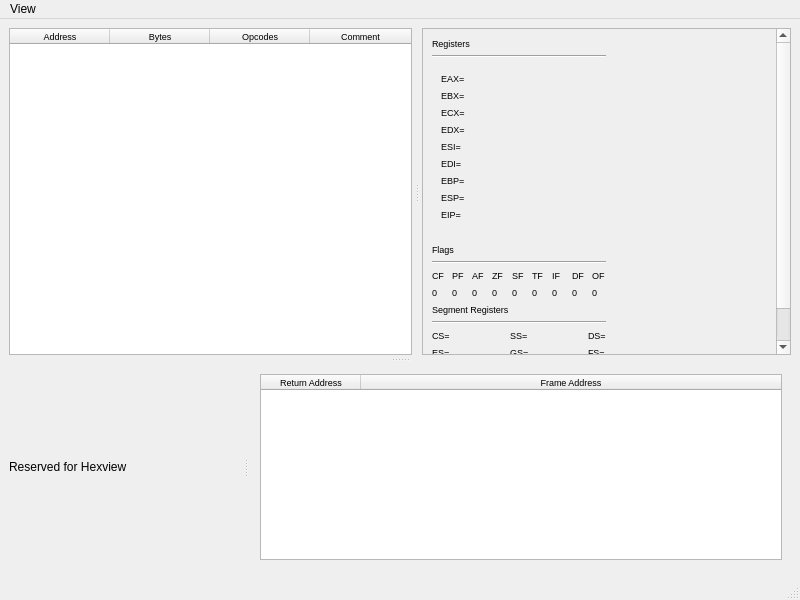
Before: the Qt Designer form GUI/memoryviewerwindow.ui in korcankaraokcu/PINCE, drawn with Qt 5.
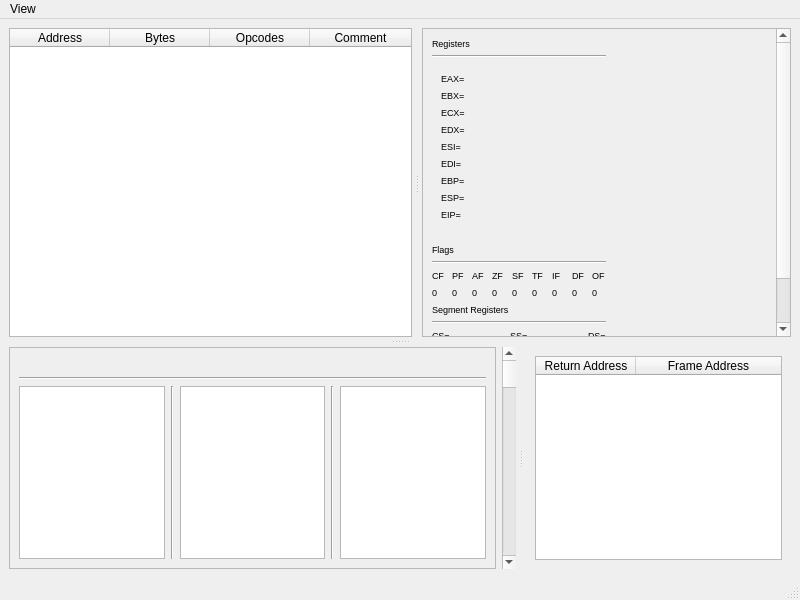
After: the same form once the commit is applied. The open tabs and pages were chosen to show the change. Custom widgets are drawn as their Qt base class.

Commit message: Added Basic HexView Generalized some code and filenames

```diff
--- a/GUI/memoryviewerwindow.ui
+++ b/GUI/memoryviewerwindow.ui
@@ -47,7 +47,7 @@
             <widget class="QTableWidget" name="tableWidget_Disassemble">
              <property name="font">
               <font>
-               <pointsize>7</pointsize>
+               <pointsize>9</pointsize>
               </font>
              </property>
              <property name="editTriggers">
@@ -113,8 +113,8 @@
                <rect>
                 <x>0</x>
                 <y>0</y>
-                <width>347</width>
-                <height>423</height>
+                <width>344</width>
+                <height>411</height>
                </rect>
               </property>
               <layout class="QGridLayout" name="gridLayout_8">
@@ -1038,9 +1038,85 @@
          <widget class="QWidget" name="widget_HexView" native="true">
           <layout class="QGridLayout" name="gridLayout">
            <item row="0" column="0">
-            <widget class="QLabel" name="label">
-             <property name="text">
-              <string>Reserved for Hexview</string>
+            <widget class="QScrollArea" name="scrollArea_Hex">
+             <property name="widgetResizable">
+              <bool>true</bool>
+             </property>
+             <widget class="QWidget" name="scrollAreaWidgetContents_2">
+              <property name="geometry">
+               <rect>
+                <x>0</x>
+                <y>0</y>
+                <width>472</width>
+                <height>196</height>
+               </rect>
+              </property>
+              <layout class="QGridLayout" name="gridLayout_11">
+               <item row="2" column="0">
+                <layout class="QHBoxLayout" name="horizontalLayout_5">
+                 <item>
+                  <widget class="QListWidget" name="listWidget_HexView_Address"/>
+                 </item>
+                 <item>
+                  <widget class="Line" name="line_5">
+                   <property name="orientation">
+                    <enum>Qt::Vertical</enum>
+                   </property>
+                  </widget>
+                 </item>
+                 <item>
+                  <widget class="QHexView" name="tableView_HexView_Hex"/>
+                 </item>
+                 <item>
+                  <widget class="Line" name="line_4">
+                   <property name="orientation">
+                    <enum>Qt::Vertical</enum>
+                   </property>
+                  </widget>
+                 </item>
+                 <item>
+                  <widget class="QAsciiView" name="tableView_HexView_Ascii"/>
+                 </item>
+                 <item>
+                  <spacer name="horizontalSpacer_4">
+                   <property name="orientation">
+                    <enum>Qt::Horizontal</enum>
+                   </property>
+                   <property name="sizeHint" stdset="0">
+                    <size>
+                     <width>40</width>
+                     <height>20</height>
+                    </size>
+                   </property>
+                  </spacer>
+                 </item>
+                </layout>
+               </item>
+               <item row="0" column="0">
+                <widget class="QLabel" name="label_HexView_Information">
+                 <property name="text">
+                  <string/>
+                 </property>
+                </widget>
+               </item>
+               <item row="1" column="0">
+                <widget class="Line" name="line_6">
+                 <property name="orientation">
+                  <enum>Qt::Horizontal</enum>
+                 </property>
+                </widget>
+               </item>
+              </layout>
+              <zorder></zorder>
+              <zorder>label_HexView_Information</zorder>
+              <zorder>line_6</zorder>
+             </widget>
+            </widget>
+           </item>
+           <item row="0" column="1">
+            <widget class="QScrollBar" name="verticalScrollBar_HexView">
+             <property name="orientation">
+              <enum>Qt::Vertical</enum>
              </property>
             </widget>
            </item>
@@ -1059,7 +1135,7 @@
                 <widget class="QTableWidget" name="tableWidget_StackTrace">
                  <property name="font">
                   <font>
-                   <pointsize>7</pointsize>
+                   <pointsize>9</pointsize>
                   </font>
                  </property>
                  <property name="editTriggers">
@@ -1195,7 +1271,17 @@
   <customwidget>
    <class>QFlagRegisterLabel</class>
    <extends>QLabel</extends>
-   <header location="global">GUI.CustomLabels.flagregisterlabel</header>
+   <header location="global">GUI.CustomLabels.FlagRegisterLabel</header>
+  </customwidget>
+  <customwidget>
+   <class>QHexView</class>
+   <extends>QTableView</extends>
+   <header location="global">GUI.CustomTableViews.HexView</header>
+  </customwidget>
+  <customwidget>
+   <class>QAsciiView</class>
+   <extends>QTableView</extends>
+   <header location="global">GUI.CustomTableViews.AsciiView</header>
   </customwidget>
  </customwidgets>
  <resources/>
```
Left out of the diff: 6 changed lines with no effect on the pictures. The commit also changes 11 other files.
